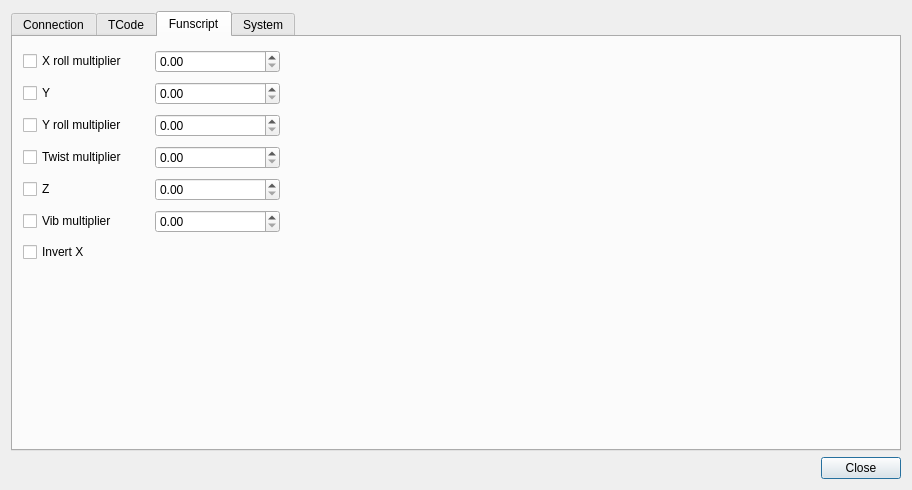
Before: the Qt Designer form src/settings.ui in jcfain/XTPlayer, drawn with Qt 5.
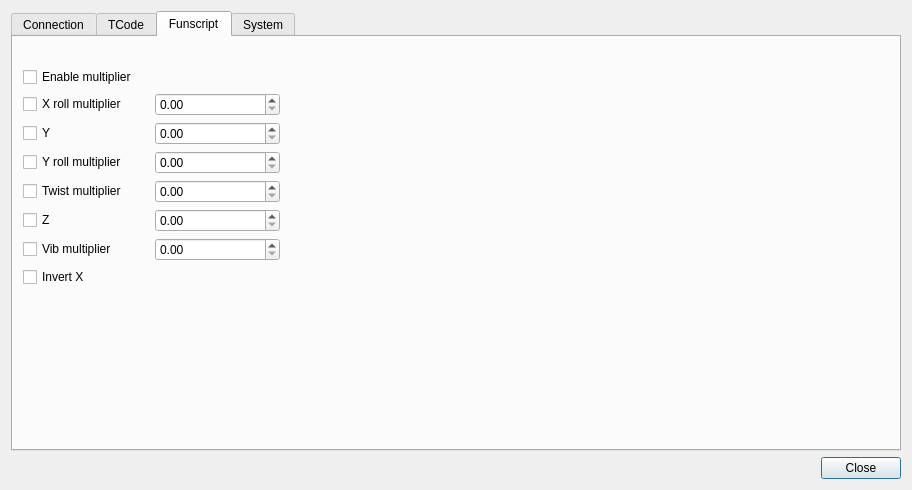
After: the same form once the commit is applied. The open tabs and pages were chosen to show the change. Icons and pictures are not drawn.

Commit message: Whirligig is working! Made Deo auto connect on disconnect Added persistent multiplier option. Changed pump V2 to V1

```diff
--- a/src/settings.ui
+++ b/src/settings.ui
@@ -282,20 +282,20 @@
        <property name="geometry">
         <rect>
          <x>10</x>
-         <y>10</y>
+         <y>30</y>
          <width>257</width>
          <height>220</height>
         </rect>
        </property>
        <layout class="QGridLayout" name="FunscriptSettingsGrid">
-        <item row="4" column="1">
+        <item row="5" column="1">
          <widget class="QCheckBox" name="twistMultiplierCheckBox">
           <property name="text">
            <string>Twist multiplier</string>
           </property>
          </widget>
         </item>
-        <item row="1" column="2">
+        <item row="2" column="2">
          <widget class="QDoubleSpinBox" name="xRollMultiplierSpinBox">
           <property name="maximum">
            <double>1.000000000000000</double>
@@ -305,24 +305,24 @@
           </property>
          </widget>
         </item>
-        <item row="1" column="1">
+        <item row="2" column="1">
          <widget class="QCheckBox" name="xRollMultiplierCheckBox">
           <property name="text">
            <string>X roll multiplier</string>
           </property>
          </widget>
         </item>
-        <item row="2" column="2">
+        <item row="3" column="2">
          <widget class="QDoubleSpinBox" name="yMultiplierSpinBox"/>
         </item>
-        <item row="9" column="1">
+        <item row="10" column="1">
          <widget class="QCheckBox" name="invertFunscriptXCheckBox">
           <property name="text">
            <string>Invert X</string>
           </property>
          </widget>
         </item>
-        <item row="3" column="2">
+        <item row="4" column="2">
          <widget class="QDoubleSpinBox" name="yRollMultiplierSpinBox">
           <property name="maximum">
            <double>1.000000000000000</double>
@@ -332,7 +332,10 @@
           </property>
          </widget>
         </item>
-        <item row="2" column="1">
+        <item row="6" column="2">
+         <widget class="QDoubleSpinBox" name="zMuliplierSpinBox"/>
+        </item>
+        <item row="3" column="1">
          <widget class="QCheckBox" name="yMultiplierCheckBox">
           <property name="text">
            <string>Y</string>
@@ -340,20 +343,27 @@
          </widget>
         </item>
         <item row="6" column="1">
+         <widget class="QCheckBox" name="zMultiplierCheckBox">
+          <property name="text">
+           <string>Z</string>
+          </property>
+         </widget>
+        </item>
+        <item row="7" column="1">
          <widget class="QCheckBox" name="vibMultiplierCheckBox">
           <property name="text">
            <string>Vib multiplier</string>
           </property>
          </widget>
         </item>
-        <item row="3" column="1">
+        <item row="4" column="1">
          <widget class="QCheckBox" name="yRollMultiplierCheckBox">
           <property name="text">
            <string>Y roll multiplier</string>
           </property>
          </widget>
         </item>
-        <item row="6" column="2">
+        <item row="7" column="2">
          <widget class="QDoubleSpinBox" name="vibMultiplierSpinBox">
           <property name="maximum">
            <double>1.000000000000000</double>
@@ -363,25 +373,22 @@
           </property>
          </widget>
         </item>
-        <item row="4" column="2">
-         <widget class="QDoubleSpinBox" name="twistMultiplierSpinBox">
-          <property name="maximum">
-           <double>1.000000000000000</double>
-          </property>
-          <property name="singleStep">
-           <double>0.100000000000000</double>
-          </property>
-         </widget>
-        </item>
-        <item row="5" column="1">
-         <widget class="QCheckBox" name="zMultiplierCheckBox">
-          <property name="text">
-           <string>Z</string>
-          </property>
-         </widget>
-        </item>
         <item row="5" column="2">
-         <widget class="QDoubleSpinBox" name="zMuliplierSpinBox"/>
+         <widget class="QDoubleSpinBox" name="twistMultiplierSpinBox">
+          <property name="maximum">
+           <double>1.000000000000000</double>
+          </property>
+          <property name="singleStep">
+           <double>0.100000000000000</double>
+          </property>
+         </widget>
+        </item>
+        <item row="1" column="1">
+         <widget class="QCheckBox" name="enableMultiplierCheckbox">
+          <property name="text">
+           <string>Enable multiplier </string>
+          </property>
+         </widget>
         </item>
        </layout>
       </widget>
```
Left out of the diff: 2 changed lines with no effect on the pictures. The commit also changes 11 other files.
